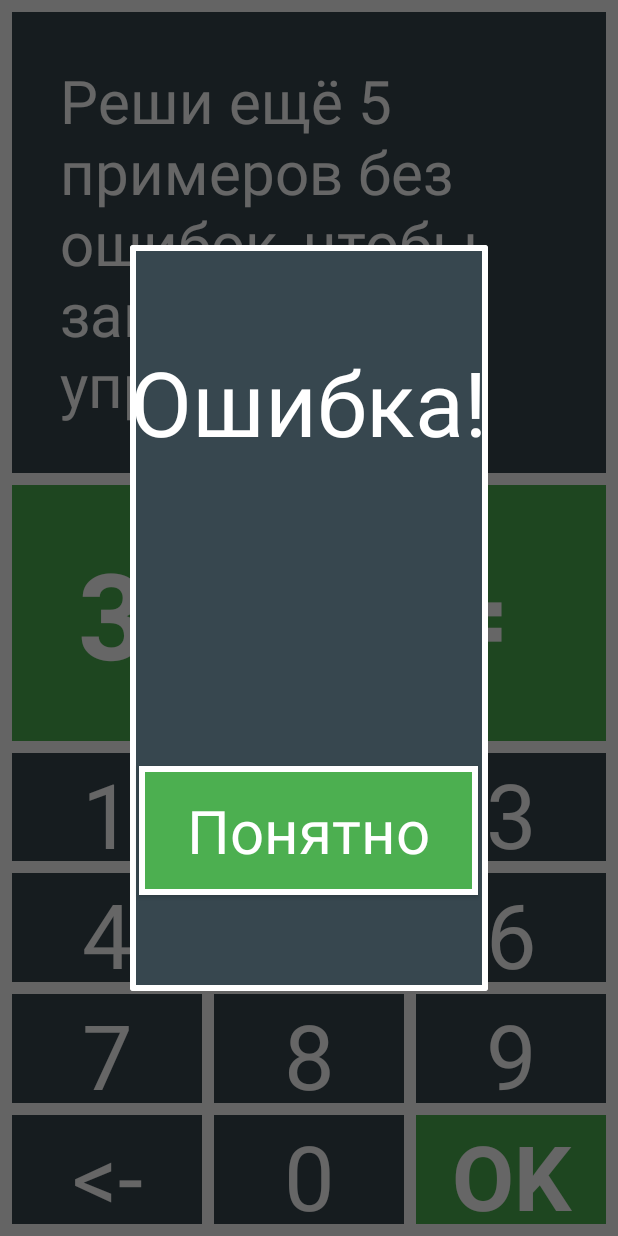
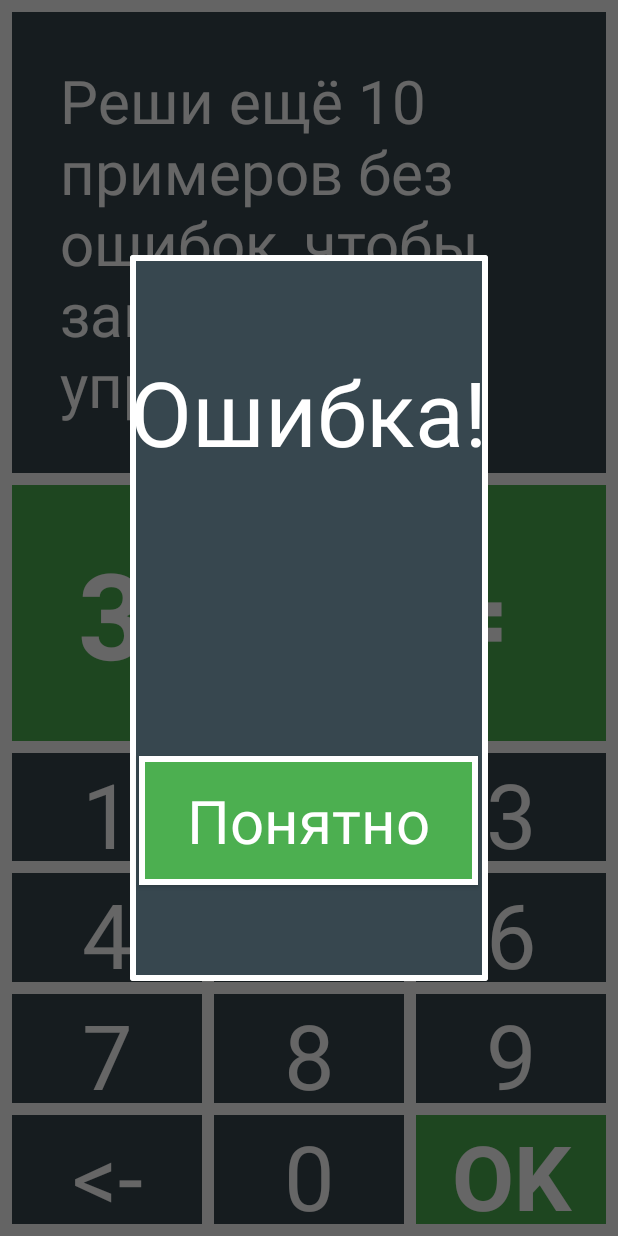
Before and after one commit to phoenix-worker/teacher_android, an Android app: the fragment ErrorDialogFragment placed in its activity, on a phone screen of 412 x 824 dp. Run offline under Robolectric (Android 15) with nearby library versions, the phone set to English and light mode, and no system bars.

Commit message:
Интерфейсные правки

```diff
--- a/app/src/main/java/apps/cradle/teacher/MainActivity.kt
+++ b/app/src/main/java/apps/cradle/teacher/MainActivity.kt
@@ -248,7 +248,7 @@ class MainActivity : FragmentActivity() {
 
     companion object {
         const val DEBUG_LOG = "CHOP-CHOP"
-        const val DAILY_TASKS_COUNT = 5
+        const val DAILY_TASKS_COUNT = 10
         const val PREF_LAST_SUCCESS_DATE = "pref_last_success_date"
     }
 }
--- a/app/src/main/res/layout/dialog_error.xml
+++ b/app/src/main/res/layout/dialog_error.xml
@@ -19,7 +19,7 @@
         android:id="@+id/message"
         android:layout_width="wrap_content"
         android:layout_height="wrap_content"
-        android:layout_marginHorizontal="@dimen/bigMargin"
+        android:layout_marginHorizontal="@dimen/largeMargin"
         android:layout_marginTop="@dimen/largeMargin"
         android:textColor="@color/textColor"
         android:textSize="@dimen/errorDialogMessageTextSize"
--- a/app/src/main/res/values/dimens.xml
+++ b/app/src/main/res/values/dimens.xml
@@ -9,7 +9,7 @@
     <dimen name="tinyMargin">4dp</dimen>
     <dimen name="dialogStrokeWidth">4dp</dimen>
     <dimen name="errorDialogTitleTextSize">60sp</dimen>
-    <dimen name="errorDialogMessageTextSize">80sp</dimen>
+    <dimen name="errorDialogMessageTextSize">70sp</dimen>
     <dimen name="normalMargin">16dp</dimen>
     <dimen name="largeMargin">32dp</dimen>
     <dimen name="bigMargin">64dp</dimen>
```
